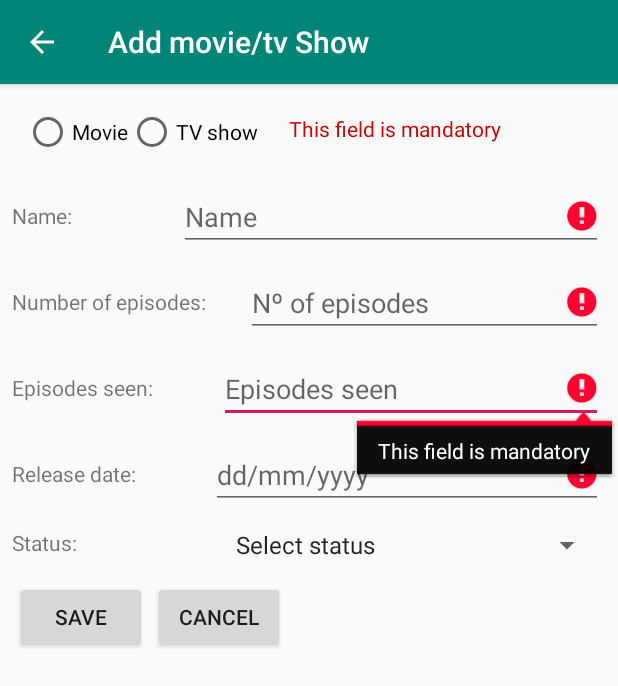
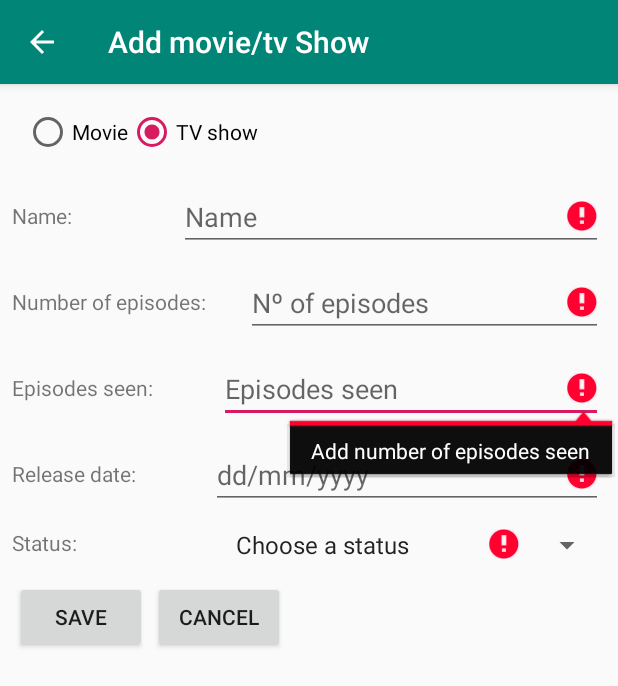
Before and after one commit to NilSilva/FilmesSeries, an Android app: the AdicionarFSActivity screen opened directly, with no data from a screen before it, after a tap on "SAVE", on a phone screen of 412 x 824 dp. Shown: the top 686 px of the screen. Run offline under Robolectric (Android 15) with nearby library versions, the light colour scheme and no system bars; 3 other taps on this screen came first.

Commit message:
Melhoramentos na interface da atividade para adicionar filme/serie.

```diff
--- a/app/src/main/java/Nil/filmesseries/AdicionarFSActivity.java
+++ b/app/src/main/java/Nil/filmesseries/AdicionarFSActivity.java
@@ -34,7 +34,8 @@
         TextView menErro = findViewById(R.id.textViewAddFormErrFS);
 
         if(checked == -1){
-            menErro.setText(getString(R.string.menErr));
+            menErro.setText(getString(R.string.AddFormatFSErr));
+            menErro.setError("");
             flag = 1;
         }
         EditText editTextCampo = findViewById(R.id.editTextAddNomeFS);
@@ -42,7 +43,7 @@
 
         if(textoCampo.trim().length() == 0){
 
-            editTextCampo.setError(getString(R.string.menErr));
+            editTextCampo.setError(getString(R.string.AddNameFSErr));
             editTextCampo.requestFocus();
             flag = 1;
         }
@@ -52,7 +53,7 @@
 
         if(textoCampo.trim().length() == 0){
 
-            editTextCampo.setError(getString(R.string.menErr));
+            editTextCampo.setError(getString(R.string.AddDataFSErr));
             editTextCampo.requestFocus();
 
             flag = 1;
@@ -63,7 +64,7 @@
 
         if(textoCampo.trim().length() == 0){
 
-            editTextCampo.setError(getString(R.string.menErr));
+            editTextCampo.setError(getString(R.string.AddNemFSErr));
             editTextCampo.requestFocus();
 
             flag = 1;
@@ -74,17 +75,18 @@
 
         if(textoCampo.trim().length() == 0){
 
-            editTextCampo.setError(getString(R.string.menErr));
+            editTextCampo.setError(getString(R.string.AddEpiVistosFSErr));
             editTextCampo.requestFocus();
 
             flag = 1;
         }
 
         Spinner spin = findViewById(R.id.spinnerAddStatusF);
-        String spinSel = spin.getSelectedItem().toString();
+        TextView errorText = (TextView)spin.getSelectedView();
 
-        if(spinSel.equals(getString(R.string.SelEstado))){
-            Toast.makeText(this, getString(R.string.SelEstado), Toast.LENGTH_SHORT).show();
+        if(spin.getSelectedItemPosition() == 0){
+            errorText.setError("");
+            errorText.setText(getString(R.string.AddErrStatusFS));
             flag = 1;
         }
 
@@ -93,4 +95,10 @@
             Toast.makeText(this, getString(R.string.Sucesso), Toast.LENGTH_SHORT).show();
         }
     }
+
+    public void ClearError(View view) {
+        TextView menErr = findViewById(R.id.textViewAddFormErrFS);
+        menErr.setText("");
+        menErr.setError(null);
+    }
 }
--- a/app/src/main/res/layout/content_adicionar_fs.xml
+++ b/app/src/main/res/layout/content_adicionar_fs.xml
@@ -37,14 +37,16 @@
                 android:layout_width="wrap_content"
                 android:layout_height="wrap_content"
                 android:layout_weight="1"
-                android:text="@string/AddFormF" />
+                android:text="@string/AddFormF"
+                android:onClick="ClearError"/>
 
             <RadioButton
                 android:id="@+id/radioButtonSelectS"
                 android:layout_width="wrap_content"
                 android:layout_height="wrap_content"
                 android:layout_weight="1"
-                android:text="@string/AddFormS" />
+                android:text="@string/AddFormS"
+                android:onClick="ClearError"/>
 
         </RadioGroup>
 
--- a/app/src/main/res/values/strings.xml
+++ b/app/src/main/res/values/strings.xml
@@ -19,8 +19,6 @@
         <item>Watched</item>
     </string-array>
     <string name="title_activity_adicionar_fs">Add movie/tv Show</string>
-    <string name="menErr">This field is mandatory</string>
-    <string name="SelEstado">Select status</string>
     <string name="Sucesso">Data successfully saved</string>
     <string name="AddFormF">Movie</string>
     <string name="AddFormS">TV show</string>
@@ -35,5 +33,11 @@
     <string name="AddEpiVistosFS">Episodes seen:</string>
     <string name="AddDataFS">Release date:</string>
     <string name="AddStatusFS">Status:</string>
+    <string name="AddErrStatusFS">Choose a status</string>
+    <string name="AddFormatFSErr">Choose format</string>
+    <string name="AddNameFSErr">Add a name</string>
+    <string name="AddDataFSErr">Add a release date</string>
+    <string name="AddNemFSErr">Add number of episodes</string>
+    <string name="AddEpiVistosFSErr">Add number of episodes seen</string>
 
 </resources>
```
Also changed, not shown: 1 other file.
